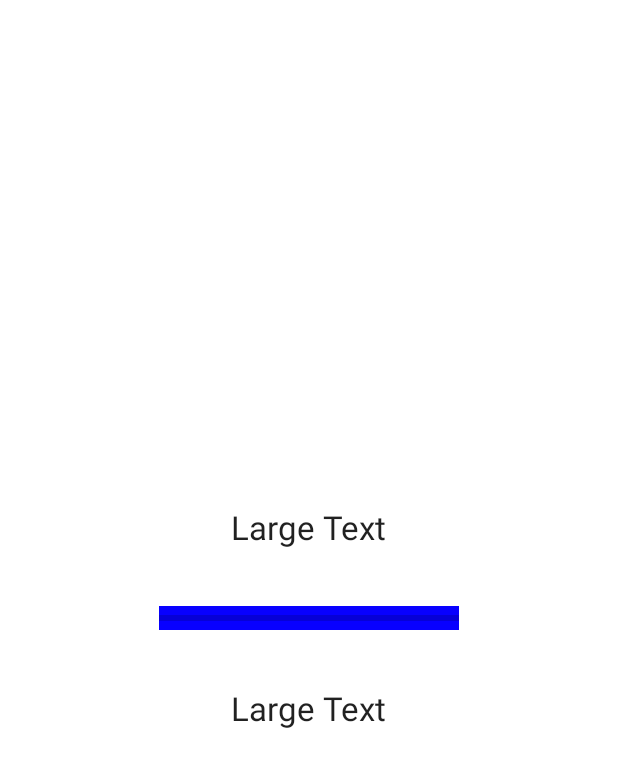
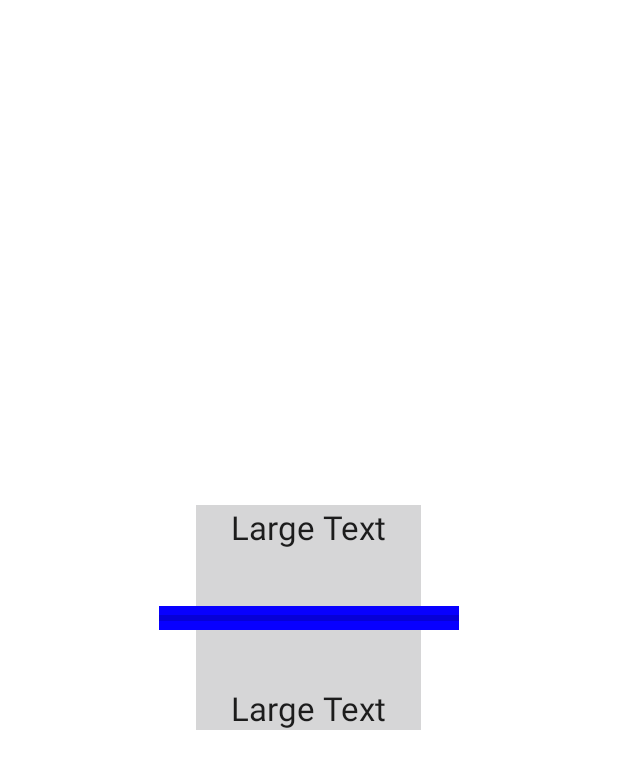
Before and after one commit to rodentooth/Royal_Industry, an Android app: the layout fabrik1.xml on its own in the app's theme, with its tools: preview values and no code run, on a phone screen of 412 x 824 dp. Shown: the top 769 px of the screen. Run offline under Robolectric (Android 15) with nearby library versions, the phone set to English and light mode, and no system bars.

Commit message:
Mainhintergrund verändert

```diff
--- a/app/src/main/res/layout/activity_main.xml
+++ b/app/src/main/res/layout/activity_main.xml
@@ -8,7 +8,7 @@
 
 
             <RelativeLayout
-                android:background="#ffffff"
+                android:background="@drawable/hintergrundmaingame"
 
                 style="?metaButtonBarStyle"
                 android:layout_width="match_parent"
--- a/app/src/main/res/layout/fabrik1.xml
+++ b/app/src/main/res/layout/fabrik1.xml
@@ -12,7 +12,8 @@
         android:layout_height="150dp"
         android:id="@+id/imageView"
         android:layout_centerVertical="true"
-        android:layout_centerHorizontal="true" />
+        android:layout_centerHorizontal="true"
+        android:src="@drawable/fabrik1dialoghintergrund" />
 
     <ProgressBar
             style="?android:attr/progressBarStyleHorizontal"
```
Also changed, not shown: app/src/main/res/drawable/hintergrundmaingame.png (added), 2 other files.
